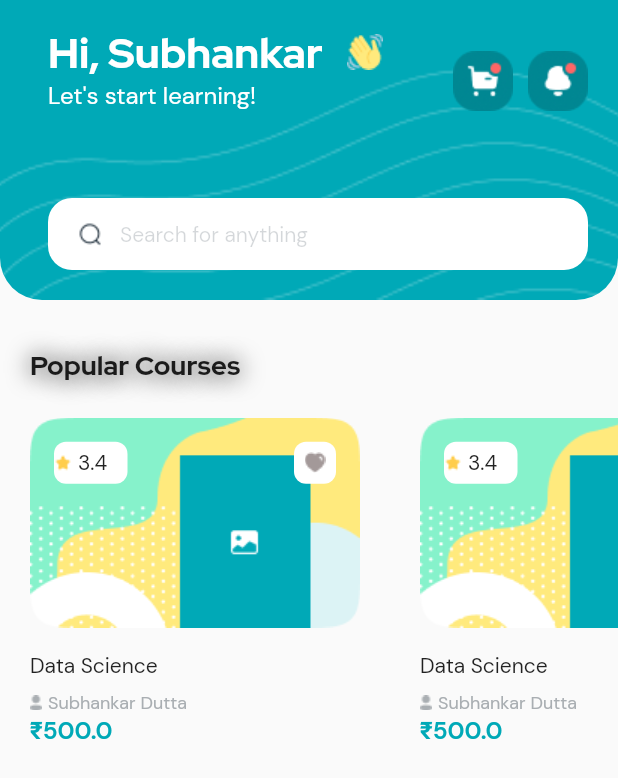
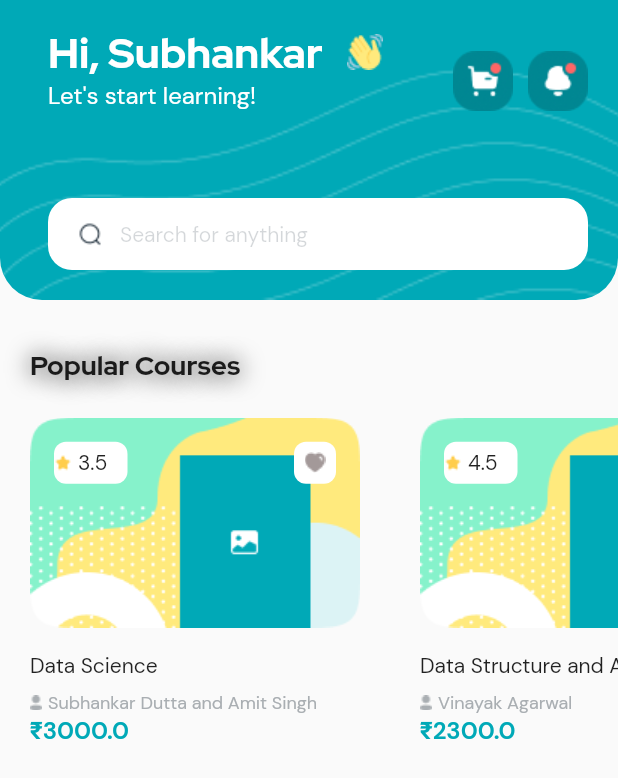
Before and after one commit to Kripton0810/pace-flutter-application, a Flutter app: the screen it shows after launch, on a phone screen of 412 x 824 dp. Shown: the top 778 px of the screen. Run offline on Flutter 3.47's test engine with Material 2 defaults, Android fonts, the phone set to English and light mode, and no system bars.

Commit message:
model making

```diff
--- a/lib/components/course_home_page-display.dart
+++ b/lib/components/course_home_page-display.dart
@@ -1,19 +1,10 @@
 import 'package:flutter/material.dart';
+import 'package:pace_classes_mobile_application/model/CourseHomePageModel.dart';
 
 class CourseHomePageDisplay extends StatelessWidget {
-  final String courseName;
-  final double coursePrice;
-  final String courseId;
-  final String courseAuthor;
-  final double rating;
+  final CourseHomePageModel model;
 
-  const CourseHomePageDisplay({
-    required this.courseName,
-    required this.coursePrice,
-    required this.courseId,
-    required this.courseAuthor,
-    required this.rating,
-  });
+  const CourseHomePageDisplay({required this.model});
 
   @override
   Widget build(BuildContext context) {
@@ -54,7 +45,7 @@ class CourseHomePageDisplay extends StatelessWidget {
                                 width: 4,
                               ),
                               Text(
-                                rating.toString(),
+                                model.rating.toString(),
                                 style: TextStyle(fontFamily: "DMSans"),
                               )
                             ],
@@ -87,7 +78,7 @@ class CourseHomePageDisplay extends StatelessWidget {
                 // ignore: prefer_const_literals_to_create_immutables
                 children: [
                   Text(
-                    courseName,
+                    model.courseName,
                     style: TextStyle(
                       fontFamily: "DMSans",
                       fontSize: 14,
@@ -106,7 +97,7 @@ class CourseHomePageDisplay extends StatelessWidget {
                         width: 4,
                       ),
                       Text(
-                        courseAuthor,
+                        model.courseAuthor,
                         style: TextStyle(
                           fontFamily: "DMSans",
                           fontSize: 12,
@@ -116,7 +107,7 @@ class CourseHomePageDisplay extends StatelessWidget {
                     ],
                   ),
                   Text(
-                    "₹" + coursePrice.toString(),
+                    "₹" + model.coursePrice.toString(),
                     style: TextStyle(
                       fontFamily: "DMSans",
                       fontSize: 16,
--- /dev/null
+++ b/lib/data/CourseHomePageModelList.dart
@@ -0,0 +1,28 @@
+import 'package:pace_classes_mobile_application/model/CourseHomePageModel.dart';
+
+List<CourseHomePageModel> courseHomePageData = [
+  CourseHomePageModel(
+      courseName: "Data Science",
+      coursePrice: 3000,
+      courseId: "DS001",
+      courseAuthor: "Subhankar Dutta and Amit Singh",
+      rating: 3.5),
+  CourseHomePageModel(
+      courseName: "Data Structure and Algorithm",
+      coursePrice: 2300,
+      courseId: "DSA001",
+      courseAuthor: "Vinayak Agarwal",
+      rating: 4.5),
+  CourseHomePageModel(
+      courseName: "Computer Networks",
+      coursePrice: 3400,
+      courseId: "CCN123",
+      courseAuthor: "Amit Lal Singh",
+      rating: 3.2),
+  CourseHomePageModel(
+      courseName: "Ramayana",
+      coursePrice: 4000,
+      courseId: "RAM001",
+      courseAuthor: "Ram",
+      rating: 35),
+];
--- a/lib/main.dart
+++ b/lib/main.dart
@@ -4,6 +4,8 @@
 import 'package:flutter/services.dart';
 import 'package:pace_classes_mobile_application/components/course_home_page-display.dart';
 import 'package:pace_classes_mobile_application/components/header.dart';
+import 'package:pace_classes_mobile_application/data/CourseHomePageModelList.dart';
+import 'package:pace_classes_mobile_application/model/CourseHomePageModel.dart';
 
 void main() {
   SystemChrome.setSystemUIOverlayStyle(
@@ -73,14 +75,10 @@
                     height: 224,
                     child: ListView.builder(
                       scrollDirection: Axis.horizontal,
-                      itemCount: 3,
+                      itemCount: courseHomePageData.length,
                       itemBuilder: (context, item) {
                         return CourseHomePageDisplay(
-                          courseAuthor: "Subhankar Dutta",
-                          courseId: item.toString(),
-                          courseName: "Data Science",
-                          coursePrice: 500,
-                          rating: 3.4,
+                          model: courseHomePageData[item],
                         );
                       },
                     ),
--- /dev/null
+++ b/lib/model/CourseHomePageModel.dart
@@ -0,0 +1,15 @@
+class CourseHomePageModel {
+  String courseName;
+  double coursePrice;
+  String courseId;
+  String courseAuthor;
+  double rating;
+
+  CourseHomePageModel({
+    required this.courseName,
+    required this.coursePrice,
+    required this.courseId,
+    required this.courseAuthor,
+    required this.rating,
+  });
+}
```
